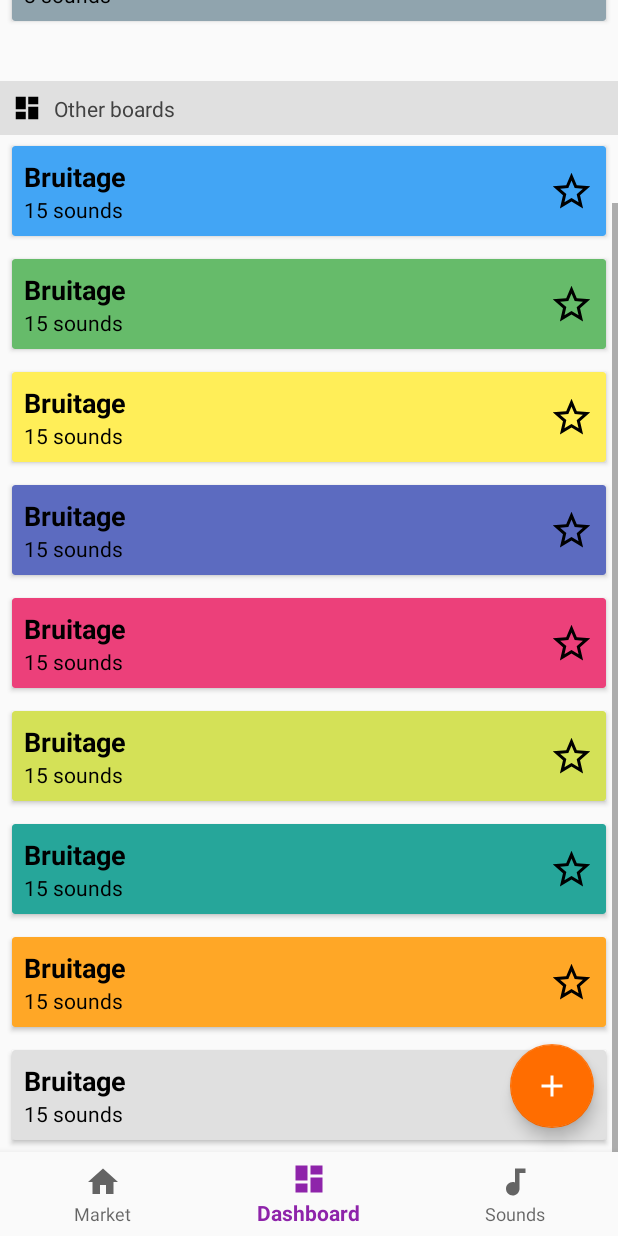
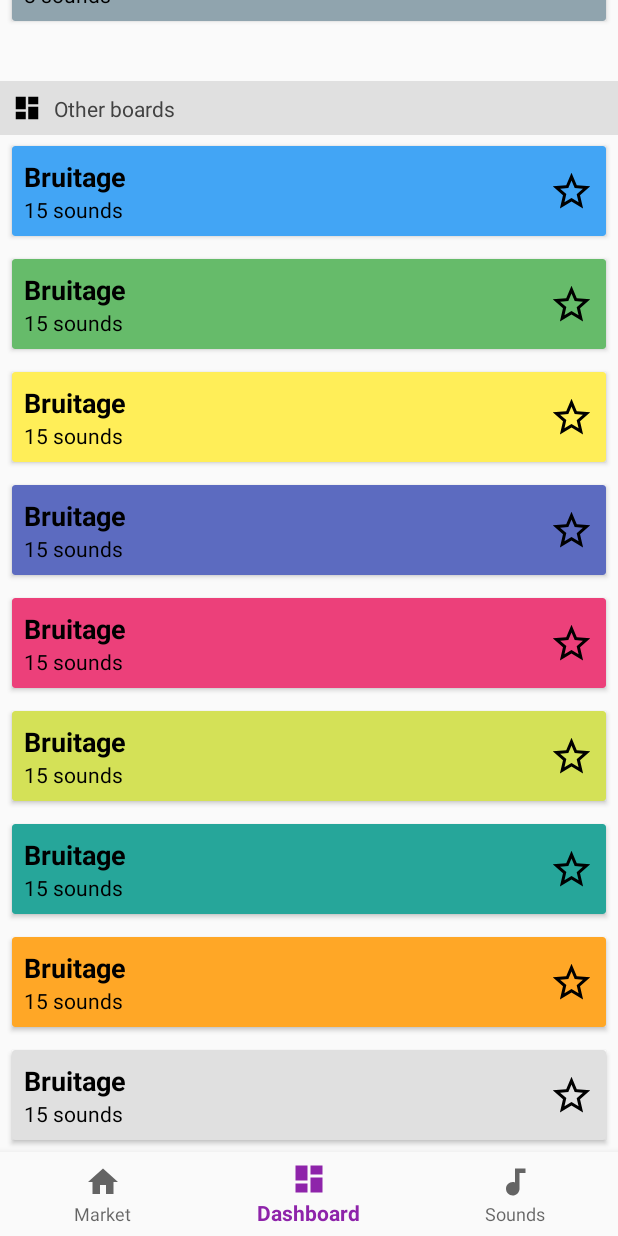
Before and after one commit to Namhto/android-sound-box-maker, an Android app: the screen it shows after launch (HomePageActivity), item 2 of the bottom bar chosen, scrolled down 164 dp, on a phone screen of 412 x 824 dp. Run offline under Robolectric (Android 15) with nearby library versions, the phone set to English and light mode, and no system bars; our stand-ins replace ButterKnife.

Commit message:
Fab animation on scroll

```diff
--- a/app/src/main/java/com/maxtho/soundboxmaker/homepage/boardtab/BoardFragment.java
+++ b/app/src/main/java/com/maxtho/soundboxmaker/homepage/boardtab/BoardFragment.java
@@ -3,7 +3,9 @@ package com.maxtho.soundboxmaker.homepage.boardtab;
 import android.content.Context;
 import android.net.Uri;
 import android.os.Bundle;
+import android.support.design.widget.FloatingActionButton;
 import android.support.v4.app.Fragment;
+import android.support.v4.widget.NestedScrollView;
 import android.view.LayoutInflater;
 import android.view.View;
 import android.view.ViewGroup;
@@ -28,6 +30,12 @@ public class BoardFragment extends Fragment {
 
     @BindView(R.id.board_list)
     ListView boardList;
+
+    @BindView(R.id.board_scrollview)
+    NestedScrollView boardScrollView;
+
+    @BindView(R.id.board_add_fab)
+    FloatingActionButton boardAddFab;
 
     private BoardAdapter adapterFavorite;
 
@@ -62,6 +70,25 @@ public class BoardFragment extends Fragment {
         list.add(new Board().setTitle("Bruitage").setCount(15).setFavorite(false).setColor(Color.ORANGE));
         list.add(new Board().setTitle("Bruitage").setCount(15).setFavorite(false).setColor(Color.GREY));
 
+        populateBoardList(list);
+        configureScrollViewBehavior();
+        return view;
+    }
+
+    private void configureScrollViewBehavior() {
+        boardScrollView.setOnScrollChangeListener(new NestedScrollView.OnScrollChangeListener() {
+            @Override
+            public void onScrollChange(NestedScrollView v, int scrollX, int scrollY, int oldScrollX, int oldScrollY) {
+                if (scrollY - oldScrollY > 0) {
+                    boardAddFab.hide();
+                } else {
+                    boardAddFab.show();
+                }
+            }
+        });
+    }
+
+    private void populateBoardList(List<Board> list) {
         List<Board> favoriteBoardList = new ArrayList<>();
         List<Board> otherBoardList = new ArrayList<>();
         Iterator<Board> iterator = list.iterator();
@@ -85,8 +112,6 @@ public class BoardFragment extends Fragment {
         boardList.addHeaderView(boardListHeader);
         boardList.setAdapter(adapter);
         setListViewHeight(boardList);
-
-        return view;
     }
 
     private void setListViewHeight(ListView listView) {
--- a/app/src/main/res/layout/fragment_board.xml
+++ b/app/src/main/res/layout/fragment_board.xml
@@ -5,11 +5,12 @@
     xmlns:app="http://schemas.android.com/apk/res-auto"
     tools:context="com.maxtho.soundboxmaker.homepage.boardtab.BoardFragment">
 
-    <ScrollView
+    <android.support.v4.widget.NestedScrollView
         android:layout_width="match_parent"
         android:layout_height="0dp"
         app:layout_constraintTop_toTopOf="parent"
-        app:layout_constraintBottom_toBottomOf="parent">
+        app:layout_constraintBottom_toBottomOf="parent"
+        android:id="@+id/board_scrollview">
 
         <LinearLayout
             android:layout_width="match_parent"
@@ -32,7 +33,7 @@
                 app:layout_constraintTop_toBottomOf="@+id/board_list_favorite" />
 
         </LinearLayout>
-    </ScrollView>
+    </android.support.v4.widget.NestedScrollView>
 
     <android.support.design.widget.FloatingActionButton
         android:layout_width="wrap_content"
@@ -44,6 +45,7 @@
         app:layout_constraintRight_toRightOf="parent"
         android:layout_margin="@dimen/fab_margin"
         android:src="@drawable/ic_add"
-        android:tint="@android:color/white"/>
+        android:tint="@android:color/white"
+        android:id="@+id/board_add_fab"/>
 
 </android.support.constraint.ConstraintLayout>
```
